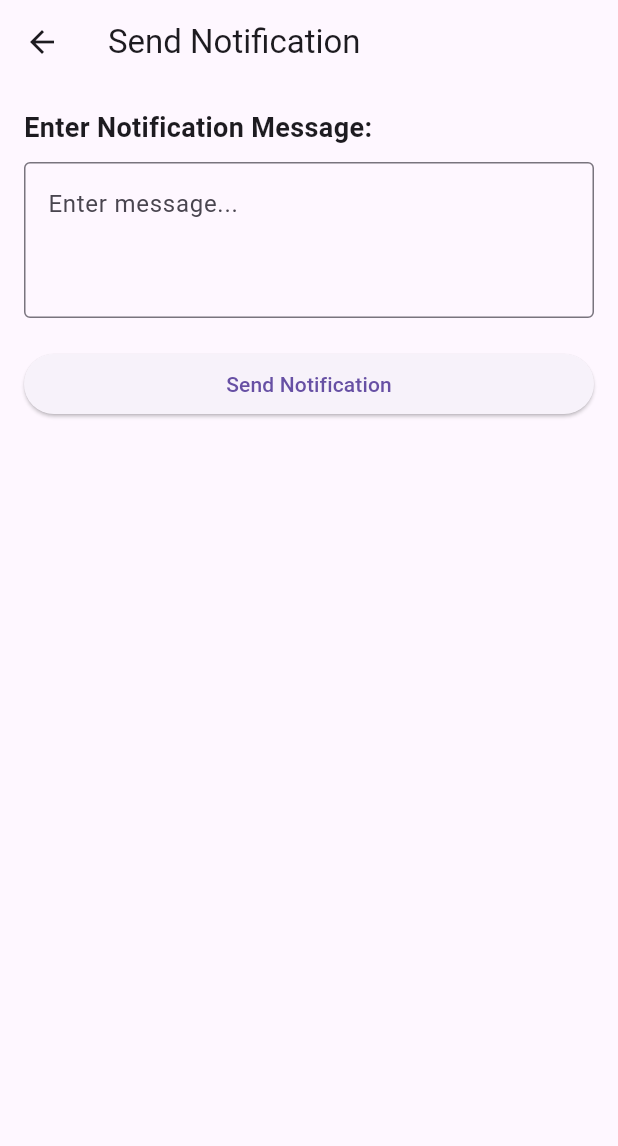
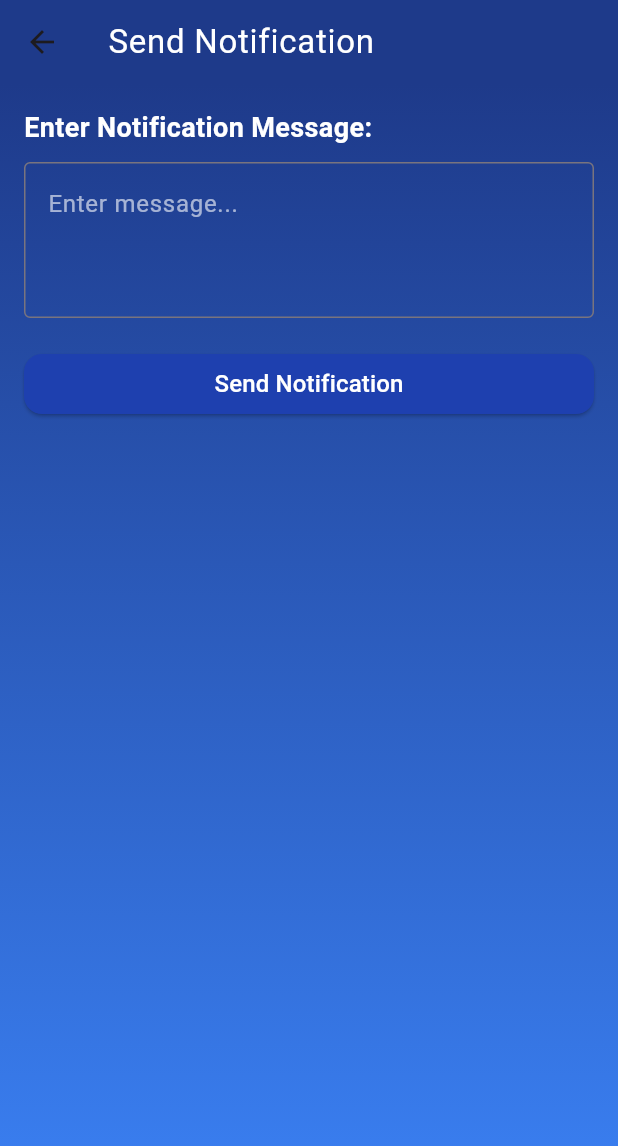
Before and after one commit to redowansami/ParkKoro, a Flutter app: the SendNotificationScreen screen opened directly, on a phone screen of 412 x 824 dp. Shown: the top 1146 px of the screen. Run offline on Flutter 3.47's test engine with Material 3 defaults, Android fonts, the light colour scheme and no system bars; our stand-ins replace flutter_secure_storage, fluttertoast, google_maps_flutter, location; missing offline and left inert: flutter_sslcommerz; accounts and stored records are empty.

Commit message:
Changed design of view review and send notification page

```diff
--- a/frontend/login_app/lib/View/admin/send_notification_screen.dart
+++ b/frontend/login_app/lib/View/admin/send_notification_screen.dart
@@ -56,29 +56,69 @@ class _SendNotificationScreenState extends State<SendNotificationScreen> {
   @override
   Widget build(BuildContext context) {
     return Scaffold(
-      appBar: AppBar(title: const Text('Send Notification')),
-      body: Padding(
+      appBar: AppBar(
+        backgroundColor: const Color(0xFF1E3A8A), // Same color theme as previous screens
+        title: const Text(
+          'Send Notification',
+          style: TextStyle(
+            color: Colors.white,
+            fontWeight: FontWeight.w400,
+            letterSpacing: 0.5,
+          ),
+        ),
+      ),
+      body: Container(
+        decoration: const BoxDecoration(
+          gradient: LinearGradient(
+            begin: Alignment.topCenter,
+            end: Alignment.bottomCenter,
+            colors: [
+              Color(0xFF1E3A8A),
+              Color(0xFF3B82F6),
+            ],
+          ),
+        ),
         padding: const EdgeInsets.all(16.0),
         child: Column(
           crossAxisAlignment: CrossAxisAlignment.start,
           children: [
-            const Text('Enter Notification Message:', style: TextStyle(fontSize: 18, fontWeight: FontWeight.bold)),
+            const Text(
+              'Enter Notification Message:',
+              style: TextStyle(fontSize: 18, fontWeight: FontWeight.bold, color: Colors.white),
+            ),
             const SizedBox(height: 10),
             TextField(
               controller: _messageController,
               maxLines: 3,
               decoration: InputDecoration(
                 hintText: 'Enter message...',
+                hintStyle: TextStyle(color: Colors.white.withOpacity(0.6)),
                 border: OutlineInputBorder(),
+                focusedBorder: OutlineInputBorder(
+                  borderSide: BorderSide(color: Colors.white),
+                ),
               ),
+              style: const TextStyle(color: Colors.white),
             ),
             const SizedBox(height: 20),
             SizedBox(
               width: double.infinity,
               child: ElevatedButton(
-                onPressed: _isSending ? null : _sendNotification,
-                child: _isSending ? const CircularProgressIndicator() : const Text('Send Notification'),
-              ),
+  onPressed: _isSending ? null : _sendNotification,
+  style: ElevatedButton.styleFrom(
+    backgroundColor: const Color(0xFF1E40AF), // Use backgroundColor instead of primary
+    shape: RoundedRectangleBorder(
+      borderRadius: BorderRadius.circular(12),
+    ),
+  ),
+  child: _isSending
+      ? const CircularProgressIndicator()
+      : const Text(
+          'Send Notification',
+          style: TextStyle(fontSize: 16 , color:Colors.white),
+        ),
+)
+
             ),
           ],
         ),
```
Also changed, not shown: frontend/login_app/lib/View/admin/view_review_screen.dart (+78 -10 lines).
